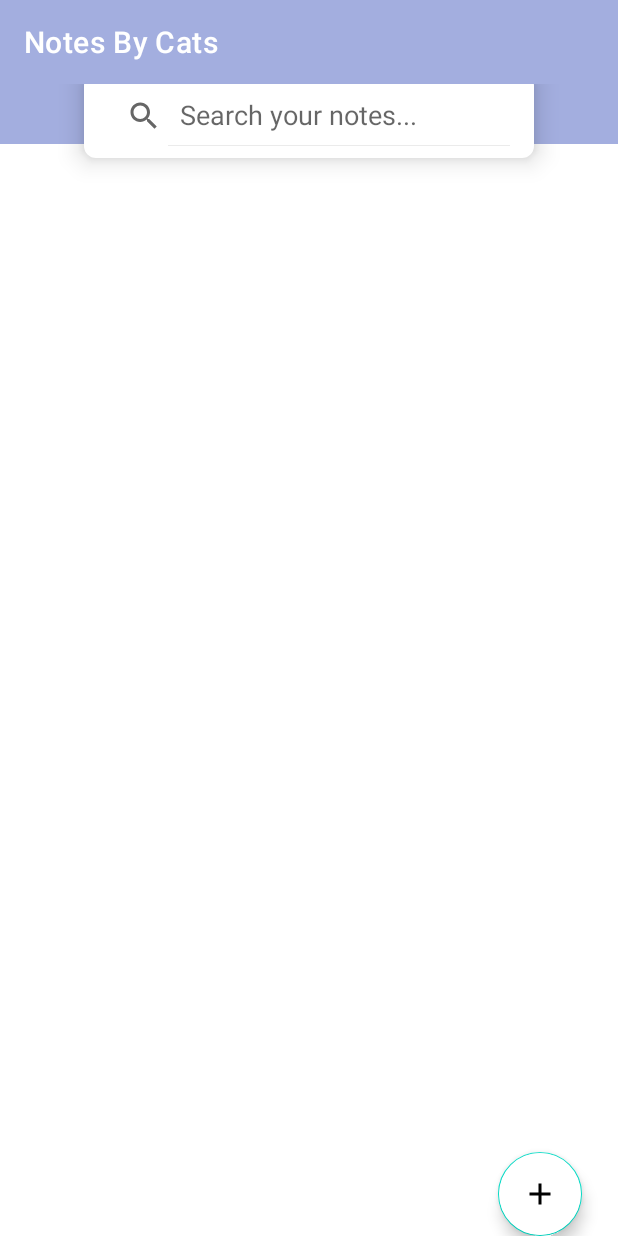
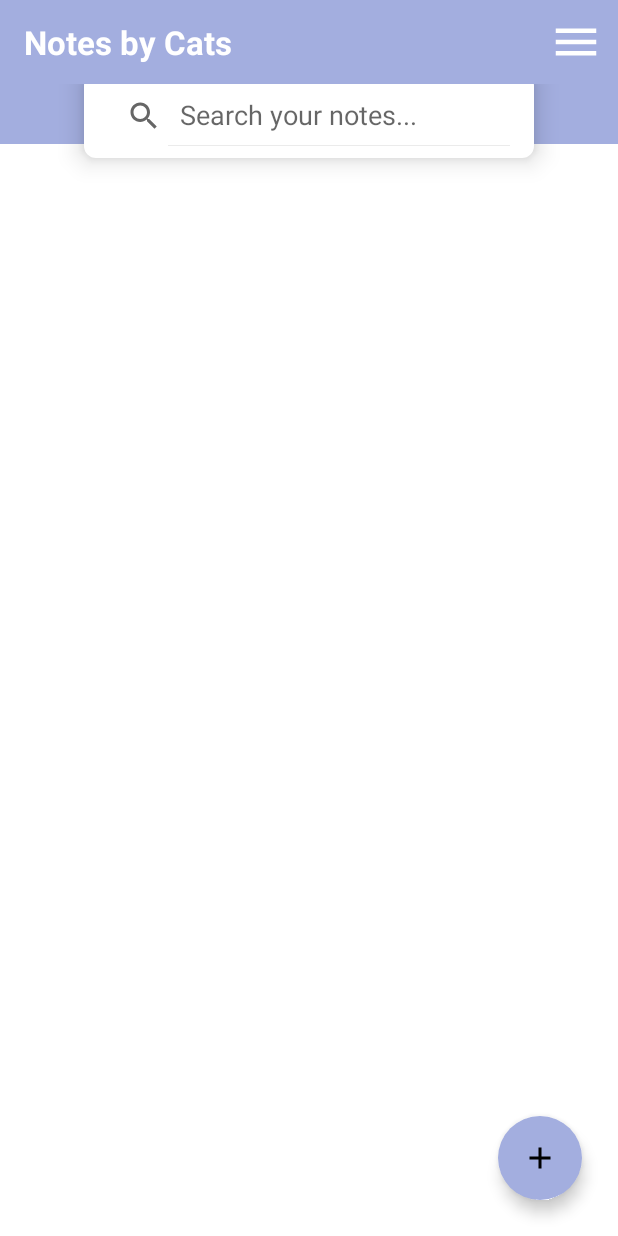
Before and after one commit to tara-pogancev/android-note-app, an Android app: the screen it shows after launch (MainActivity), on a phone screen of 412 x 824 dp. Run offline under Robolectric (Android 15) with nearby library versions, the phone set to English and light mode, and no system bars; our stand-ins replace Room's generated code.

Commit message:
feat: rename

```diff
--- a/Notes By Cats/app/src/main/AndroidManifest.xml
+++ b/Notes By Cats/app/src/main/AndroidManifest.xml
@@ -11,7 +11,7 @@
         android:label="@string/app_name"
         android:roundIcon="@mipmap/ic_launcher_round"
         android:supportsRtl="true"
-        android:theme="@style/Theme.NotesByCats"
+        android:theme="@style/Theme.NotesByCats.NoActionBar"
         tools:targetApi="31">
         <activity
             android:name=".NotesTakerActivity"
--- a/Notes By Cats/app/src/main/java/com/tarapogancev/notesbycats/MainActivity.kt
+++ b/Notes By Cats/app/src/main/java/com/tarapogancev/notesbycats/MainActivity.kt
@@ -5,6 +5,7 @@ import android.content.Intent
 import android.os.Bundle
 import android.view.MenuItem
 import android.view.View
+import android.widget.ImageView
 import android.widget.Toast
 import androidx.appcompat.app.AppCompatActivity
 import androidx.appcompat.widget.PopupMenu
@@ -29,6 +30,7 @@ class MainActivity : AppCompatActivity(), PopupMenu.OnMenuItemClickListener  {
     private lateinit var database: RoomDB
     private lateinit var floatingActionButton: FloatingActionButton
     private var selectedNote: Note = Note()
+    private lateinit var imageView_menu: ImageView
 
     private val noteClickListener = object : NoteClickListener {
         override fun onClick(note: Note) {
@@ -40,9 +42,7 @@ class MainActivity : AppCompatActivity(), PopupMenu.OnMenuItemClickListener  {
         override fun onLongClick(note: Note, cardView: CardView) {
             selectedNote = note
             showPopup(cardView)
-
         }
-
     }
 
     private fun showPopup(cardView: CardView) {
@@ -60,6 +60,7 @@ class MainActivity : AppCompatActivity(), PopupMenu.OnMenuItemClickListener  {
         floatingActionButton = findViewById(R.id.fab_add)
         searchView_home = findViewById(R.id.searchView_home)
         searchView_home.setBackgroundResource(R.drawable.bg_white_rounded)
+        imageView_menu = findViewById(R.id.imageView_menu)
 
         database = RoomDB.getInstance(this)
         notes = database.mainDAO().getAll()
@@ -84,6 +85,16 @@ class MainActivity : AppCompatActivity(), PopupMenu.OnMenuItemClickListener  {
                 filter(p0)
                 return true
             }
+        })
+
+        imageView_menu.setOnClickListener(object : View.OnClickListener {
+            override fun onClick(p0: View?) {
+                var popupMenu: PopupMenu = PopupMenu(this@MainActivity, imageView_menu)
+                popupMenu.setOnMenuItemClickListener(this@MainActivity)
+                popupMenu.inflate(R.menu.main_menu)
+                popupMenu.show()
+            }
+
         })
 
     }
@@ -154,6 +165,16 @@ class MainActivity : AppCompatActivity(), PopupMenu.OnMenuItemClickListener  {
                     return true
                 }
 
+                R.id.menu_settings -> {
+                    Toast.makeText(this@MainActivity, "Settings not implemented yet.", Toast.LENGTH_SHORT).show()
+                    return true
+                }
+
+                R.id.menu_developer_info -> {
+                    Toast.makeText(this@MainActivity, "Developer info not implemented yet.", Toast.LENGTH_SHORT).show()
+                    return true
+                }
+
             }
         }
 
--- a/Notes By Cats/app/src/main/java/com/tarapogancev/notesbycats/NotesTakerActivity.kt
+++ b/Notes By Cats/app/src/main/java/com/tarapogancev/notesbycats/NotesTakerActivity.kt
@@ -8,6 +8,7 @@ import android.view.View
 import android.widget.EditText
 import android.widget.ImageView
 import android.widget.Toast
+import androidx.appcompat.widget.Toolbar
 import com.tarapogancev.notesbycats.model.Note
 import java.text.SimpleDateFormat
 import java.util.*
@@ -27,6 +28,7 @@ class NotesTakerActivity : AppCompatActivity() {
         imageView_save = findViewById(R.id.imageView_save)
         editText_text = findViewById(R.id.editText_text)
         editText_title = findViewById(R.id.editText_title)
+
 
         var isOldNote: Boolean = false
         var note: Note =  Note()
--- a/Notes By Cats/app/src/main/res/drawable/ic_baseline_add_24.xml
+++ b/Notes By Cats/app/src/main/res/drawable/ic_baseline_add_24.xml
@@ -1,4 +1,4 @@
-<vector android:height="24dp" android:tint="#6FD4CC"
+<vector android:height="24dp" android:tint="#fff"
     android:viewportHeight="24" android:viewportWidth="24"
     android:width="24dp" xmlns:android="http://schemas.android.com/apk/res/android">
     <path android:fillColor="#A7B2DE" android:pathData="M19,13h-6v6h-2v-6H5v-2h6V5h2v6h6v2z"/>
--- /dev/null
+++ b/Notes By Cats/app/src/main/res/drawable/ic_baseline_menu_24.xml
@@ -0,0 +1,5 @@
+<vector android:height="24dp" android:tint="#FFFFFF"
+    android:viewportHeight="24" android:viewportWidth="24"
+    android:width="24dp" xmlns:android="http://schemas.android.com/apk/res/android">
+    <path android:fillColor="@android:color/white" android:pathData="M3,18h18v-2L3,16v2zM3,13h18v-2L3,11v2zM3,6v2h18L21,6L3,6z"/>
+</vector>
--- a/Notes By Cats/app/src/main/res/layout/activity_main.xml
+++ b/Notes By Cats/app/src/main/res/layout/activity_main.xml
@@ -11,10 +11,36 @@
         android:id="@+id/toolbar_notes"
         android:layout_width="match_parent"
         android:layout_height="?attr/actionBarSize"
-        android:background="@color/main_purple"
-        app:title="@string/app_name"
-        app:titleTextColor="@color/white"
-        app:collapseIcon="@android:color/transparent"/>
+        android:background="@color/main_purple">
+
+        <RelativeLayout
+            android:layout_width="match_parent"
+            android:layout_height="wrap_content"
+            >
+
+            <TextView
+                android:layout_width="wrap_content"
+                android:layout_height="wrap_content"
+                android:text="Notes by Cats"
+                android:textColor="@color/white"
+                android:layout_centerVertical="true"
+                android:textSize="22dp"
+                android:textStyle="bold"
+                >
+            </TextView>
+
+            <ImageView
+                android:id="@+id/imageView_menu"
+                android:layout_alignParentEnd="true"
+                android:layout_width="?attr/actionBarSize"
+                android:layout_height="?attr/actionBarSize"
+                android:background="@android:color/transparent"
+                android:padding="10dp"
+                android:src="@drawable/ic_baseline_menu_24" />
+
+        </RelativeLayout>
+
+    </androidx.appcompat.widget.Toolbar>
 
     <LinearLayout
         android:id="@+id/linear_color"
@@ -62,9 +88,16 @@
         android:layout_height="wrap_content"
         android:layout_alignParentEnd="true"
         android:layout_alignParentBottom="true"
-        android:layout_margin="24dp"
-        android:backgroundTint="@color/white"
+        android:layout_marginStart="24dp"
+        android:layout_marginTop="24dp"
+        android:layout_marginEnd="24dp"
+        android:layout_marginBottom="24dp"
+        android:translationY="-24dp"
+        android:backgroundTint="@color/main_purple"
         android:contentDescription="Add new note"
-        android:src="@drawable/ic_baseline_add_24" />
+        app:borderWidth="0dp"
+        android:elevation="5dp"
+        android:src="@drawable/ic_baseline_add_24"
+        />
 
 </RelativeLayout>
--- /dev/null
+++ b/Notes By Cats/app/src/main/res/menu/main_menu.xml
@@ -0,0 +1,12 @@
+<?xml version="1.0" encoding="utf-8"?>
+<menu xmlns:android="http://schemas.android.com/apk/res/android">
+    <item
+        android:id="@+id/menu_developer_info"
+        android:title="Developer Info"/>
+
+    <item
+        android:id="@+id/menu_settings"
+        android:title="Settings"
+        />
+
+</menu>
--- a/Notes By Cats/app/src/main/res/values/strings.xml
+++ b/Notes By Cats/app/src/main/res/values/strings.xml
@@ -1,5 +1,5 @@
 <resources>
-    <string name="app_name">Notes By Cats</string>
+    <string name="app_name">Notes by Cats</string>
     <string name="action_settings">Settings</string>
     <!-- Strings used for fragments for navigation -->
     <string name="first_fragment_label">First Fragment</string>
--- a/Notes By Cats/settings.gradle
+++ b/Notes By Cats/settings.gradle
@@ -12,5 +12,5 @@ dependencyResolutionManagement {
         mavenCentral()
     }
 }
-rootProject.name = "Notes By Cats"
+rootProject.name = "Notes by Cats"
 include ':app'
```
Also changed, not shown: Notes By Cats/app/src/main/res/layout/activity_notes_taker.xml (+16 -6 lines). Lines whose indentation alone changed are shown as unchanged.
